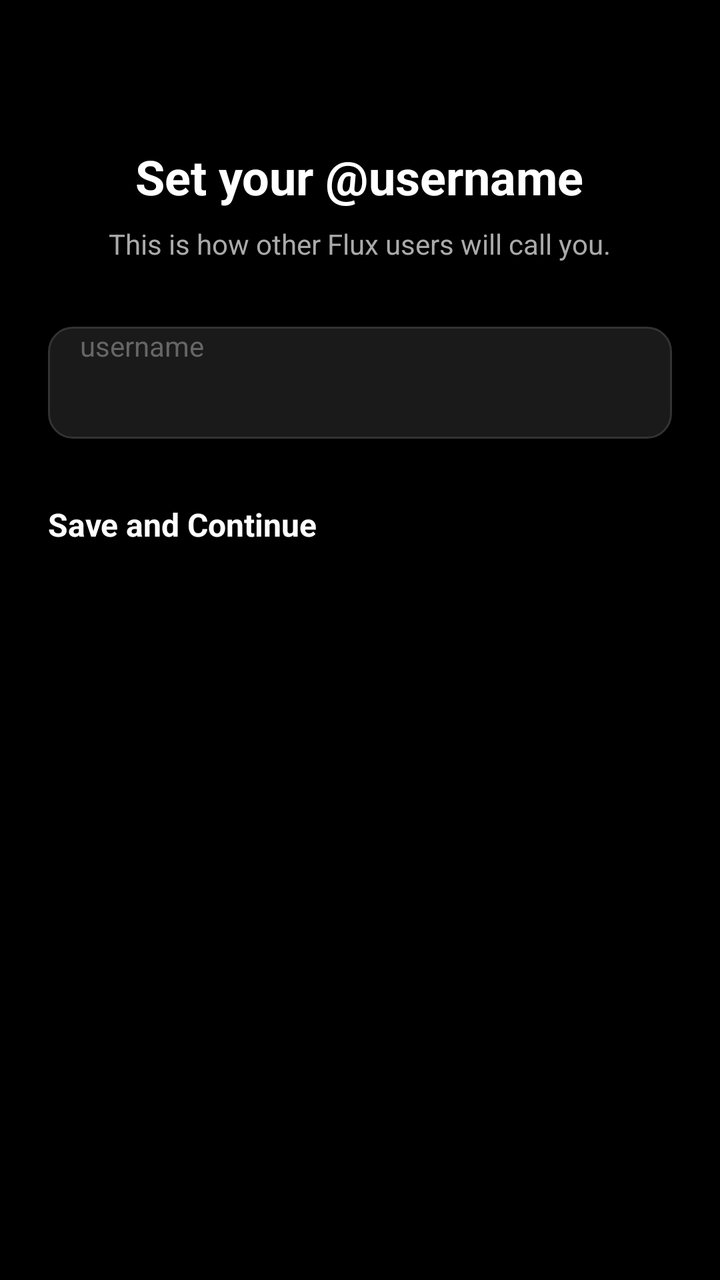
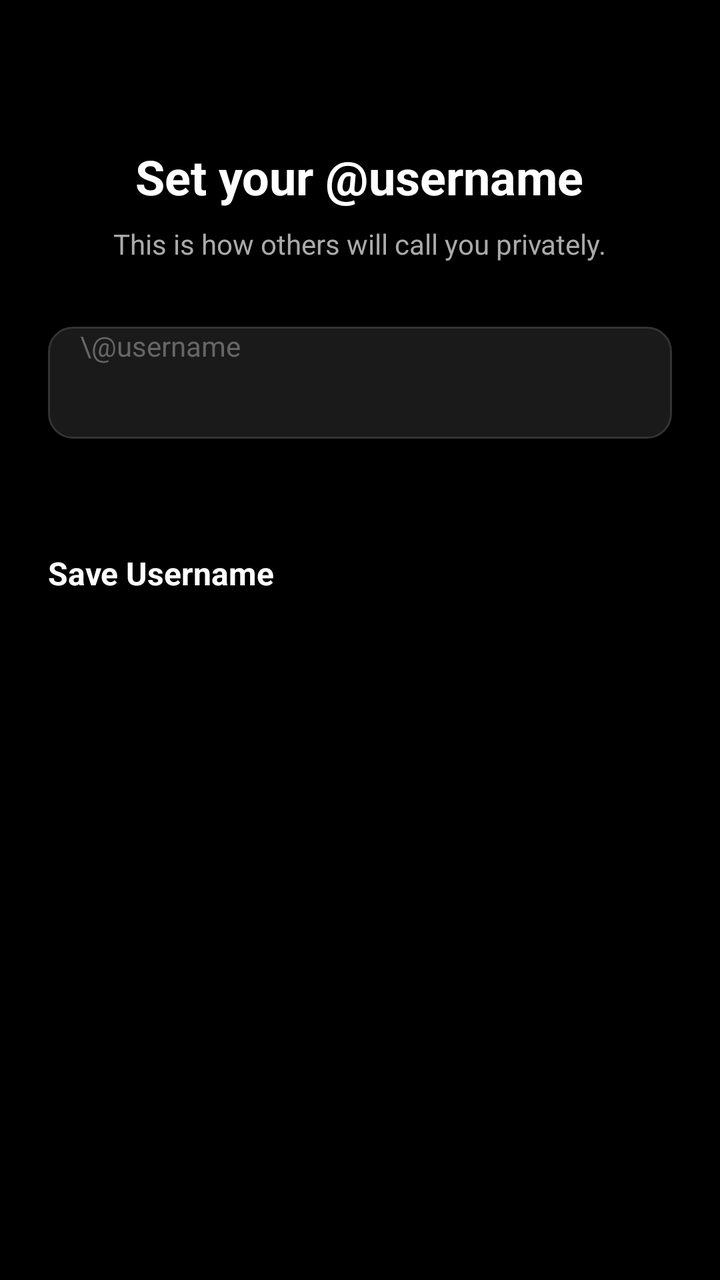

An Android layout rendered at two revisions. The XML below is the earlier revision; the diff shows what the commit changed to produce the second picture.
<!-- AndroidManifest.xml: application theme Theme.FluxDial -->
<!-- res/layout/fragment_username_setup.xml -->
<?xml version="1.0" encoding="utf-8"?>
<LinearLayout xmlns:android="http://schemas.android.com/apk/res/android"
    android:layout_width="match_parent"
    android:layout_height="match_parent"
    android:background="@color/black"
    android:gravity="center_horizontal"
    android:orientation="vertical"
    android:padding="24.dp">

    <TextView
        android:layout_width="wrap_content"
        android:layout_height="wrap_content"
        android:layout_marginTop="48dp"
        android:text="Set your @username"
        android:textColor="@color/white"
        android:textSize="24sp"
        android:textStyle="bold" />

    <TextView
        android:layout_width="wrap_content"
        android:layout_height="wrap_content"
        android:layout_marginTop="8dp"
        android:text="This is how other Flux users will call you."
        android:textColor="#AAAAAA"
        android:textSize="14sp" />

    <EditText
        android:id="@+id/etUsername"
        android:layout_width="match_parent"
        android:layout_height="56dp"
        android:layout_marginTop="32dp"
        android:background="@drawable/bg_edittext"
        android:hint="username"
        android:inputType="textFilter"
        android:paddingHorizontal="16dp"
        android:textColor="@color/white"
        android:textColorHint="#666666" />

    <TextView
        android:id="@+id/tvAvailability"
        android:layout_width="wrap_content"
        android:layout_height="wrap_content"
        android:layout_gravity="start"
        android:layout_marginStart="4dp"
        android:layout_marginTop="8dp"
        android:text="Check availability..."
        android:textColor="#AAAAAA"
        android:textSize="12sp"
        android:visibility="gone" />

    <ProgressBar
        android:id="@+id/pbLoading"
        android:layout_width="24dp"
        android:layout_height="24dp"
        android:layout_marginTop="16dp"
        android:visibility="gone" />

    <Button
        android:id="@+id/btnSave"
        android:layout_width="match_parent"
        android:layout_height="56dp"
        android:layout_marginTop="32dp"
        android:backgroundTint="#1E88E5"
        android:enabled="false"
        android:text="Save and Continue"
        android:textAllCaps="false"
        android:textColor="@color/white"
        android:textSize="16sp"
        android:textStyle="bold" />

</LinearLayout>
<!-- resources referenced by this layout -->
<resources>
  <color name="black">#FF000000</color>
  <color name="white">#FFFFFFFF</color>
  <!-- drawable bg_edittext (drawable) -->
  <?xml version="1.0" encoding="utf-8"?>
  <shape xmlns:android="http://schemas.android.com/apk/res/android">
      <solid android:color="#1A1A1A" />
      <corners android:radius="12dp" />
      <stroke android:width="1dp" android:color="#333333" />
  </shape>
  <style name="Theme.FluxDial" parent="android:Theme.Material.Light.NoActionBar" />
</resources>

<!-- the commit's change to res/layout/fragment_username_setup.xml (unified diff, before → after) -->
@@ -5,7 +5,7 @@
     android:background="@color/black"
     android:gravity="center_horizontal"
     android:orientation="vertical"
-    android:padding="24.dp">
+    android:padding="24dp">
 
     <TextView
         android:layout_width="wrap_content"
@@ -20,33 +20,45 @@
         android:layout_width="wrap_content"
         android:layout_height="wrap_content"
         android:layout_marginTop="8dp"
-        android:text="This is how other Flux users will call you."
+        android:text="This is how others will call you privately."
         android:textColor="#AAAAAA"
         android:textSize="14sp" />
 
-    <EditText
-        android:id="@+id/etUsername"
+    <RelativeLayout
         android:layout_width="match_parent"
-        android:layout_height="56dp"
-        android:layout_marginTop="32dp"
-        android:background="@drawable/bg_edittext"
-        android:hint="username"
-        android:inputType="textFilter"
-        android:paddingHorizontal="16dp"
-        android:textColor="@color/white"
-        android:textColorHint="#666666" />
+        android:layout_height="wrap_content"
+        android:layout_marginTop="32dp">
+
+        <EditText
+            android:id="@+id/etUsername"
+            android:layout_width="match_parent"
+            android:layout_height="56dp"
+            android:background="@drawable/bg_edittext"
+            android:hint="\@username"
+            android:inputType="textFilter"
+            android:paddingHorizontal="16dp"
+            android:textColor="@color/white"
+            android:textColorHint="#666666" />
+
+        <TextView
+            android:id="@+id/tvStatusIcon"
+            android:layout_width="wrap_content"
+            android:layout_height="wrap_content"
+            android:layout_alignParentEnd="true"
+            android:layout_centerVertical="true"
+            android:layout_marginEnd="16dp"
+            android:textSize="18sp" />
+    </RelativeLayout>
 
     <TextView
-        android:id="@+id/tvAvailability"
+        android:id="@+id/tvStatusMessage"
         android:layout_width="wrap_content"
         android:layout_height="wrap_content"
         android:layout_gravity="start"
         android:layout_marginStart="4dp"
         android:layout_marginTop="8dp"
-        android:text="Check availability..."
         android:textColor="#AAAAAA"
-        android:textSize="12sp"
-        android:visibility="gone" />
+        android:textSize="12sp" />
 
     <ProgressBar
         android:id="@+id/pbLoading"
@@ -62,7 +74,7 @@
         android:layout_marginTop="32dp"
         android:backgroundTint="#1E88E5"
         android:enabled="false"
-        android:text="Save and Continue"
+        android:text="Save Username"
         android:textAllCaps="false"
         android:textColor="@color/white"
         android:textSize="16sp"
